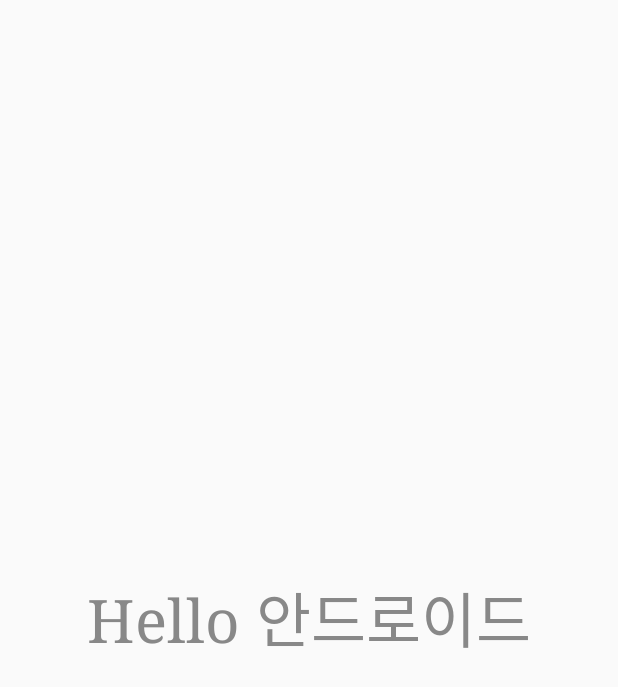
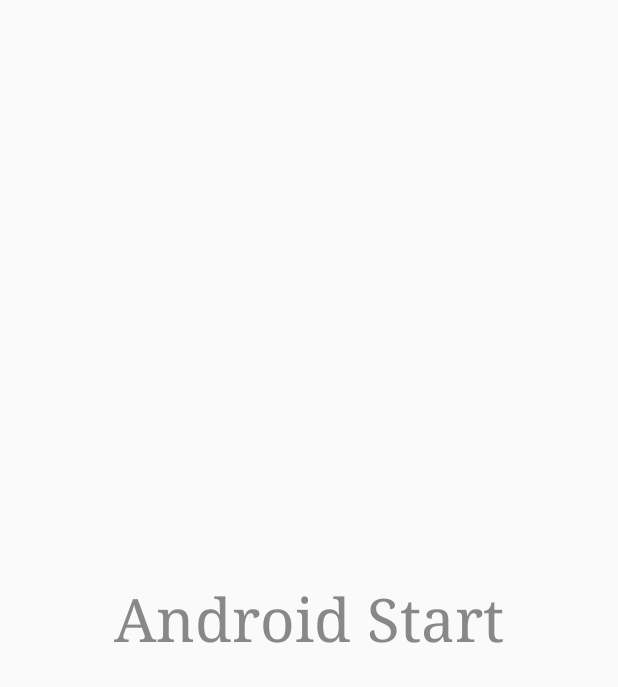
Before and after one commit to kenuheo/andkot, an Android app built with Jetpack Compose: the screen it shows after launch (MainActivity), on a phone screen of 412 x 824 dp. Shown: the top 687 px of the screen. Run offline under Robolectric (Android 15) with nearby library versions, the phone set to English and light mode, and no system bars.

Commit message:
text change

```diff
--- a/app/src/main/java/com/example/andkot/MainActivity.kt
+++ b/app/src/main/java/com/example/andkot/MainActivity.kt
@@ -1,11 +1,17 @@
 package com.example.andkot
 
+import android.annotation.SuppressLint
 import android.os.Bundle
+import android.widget.TextView
 import androidx.activity.ComponentActivity
 
 class MainActivity : ComponentActivity() {
+    @SuppressLint("MissingInflatedId")
     override fun onCreate(savedInstanceState: Bundle?) {
         super.onCreate(savedInstanceState)
         setContentView(R.layout.activity_main)
+
+        val textView = findViewById<TextView>(R.id.textView)
+        textView.text = "Android Start"
     }
 }
--- a/app/src/main/res/layout/activity_main.xml
+++ b/app/src/main/res/layout/activity_main.xml
@@ -5,7 +5,7 @@
     android:layout_height="match_parent">
 
     <TextView
-        android:id="@+id/textView2"
+        android:id="@+id/textView"
         android:layout_width="match_parent"
         android:layout_height="match_parent"
         android:text="Hello 안드로이드"
```
